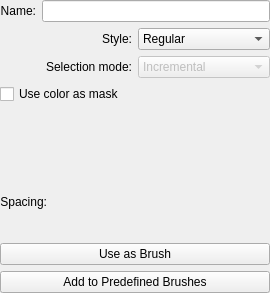
Qt form krita/plugins/paintops/libpaintop/forms/wdgcustombrush.ui (KDE/krita) before a commit.
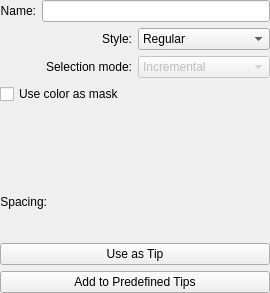
The same form after that commit. Custom widgets are drawn as their Qt base class.

Commit message: Switch the rest of "Brush" into "Tip"

```diff
--- a/krita/plugins/paintops/libpaintop/forms/wdgcustombrush.ui
+++ b/krita/plugins/paintops/libpaintop/forms/wdgcustombrush.ui
@@ -233,14 +233,14 @@
      <item>
       <widget class="QPushButton" name="brushButton">
        <property name="text">
-        <string>Use as Brush</string>
+        <string>Use as Tip</string>
        </property>
       </widget>
      </item>
      <item>
       <widget class="QPushButton" name="addButton">
        <property name="text">
-        <string>Add to Predefined Brushes</string>
+        <string>Add to Predefined Tips</string>
        </property>
       </widget>
      </item>
```
Left out of the diff: 44 changed lines with no effect on the pictures. The commit also changes 3 other files.
